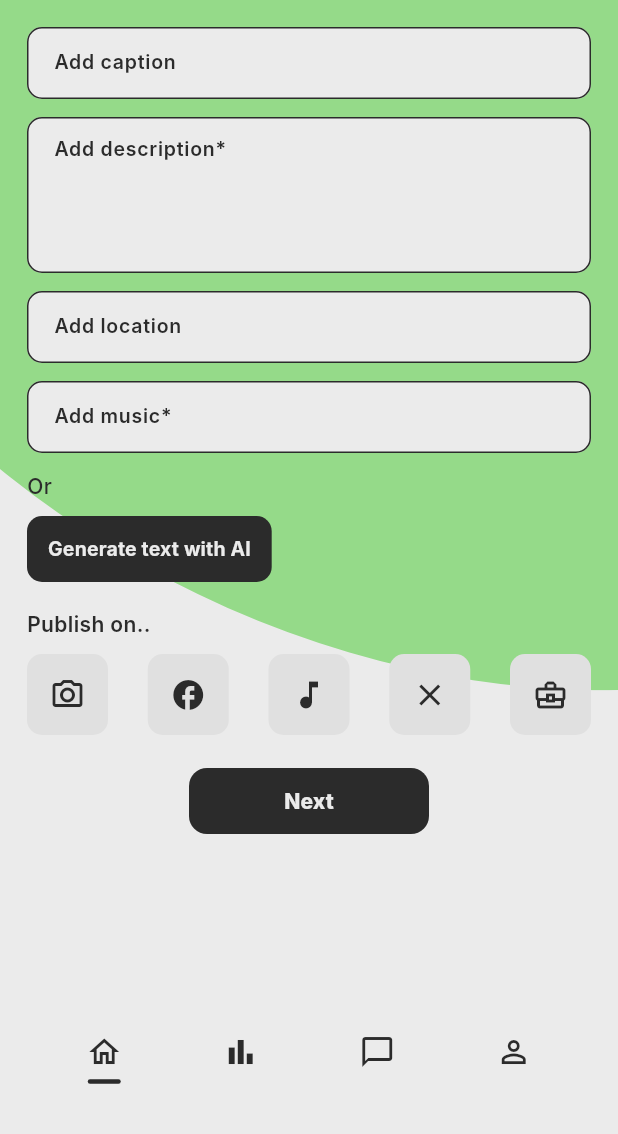
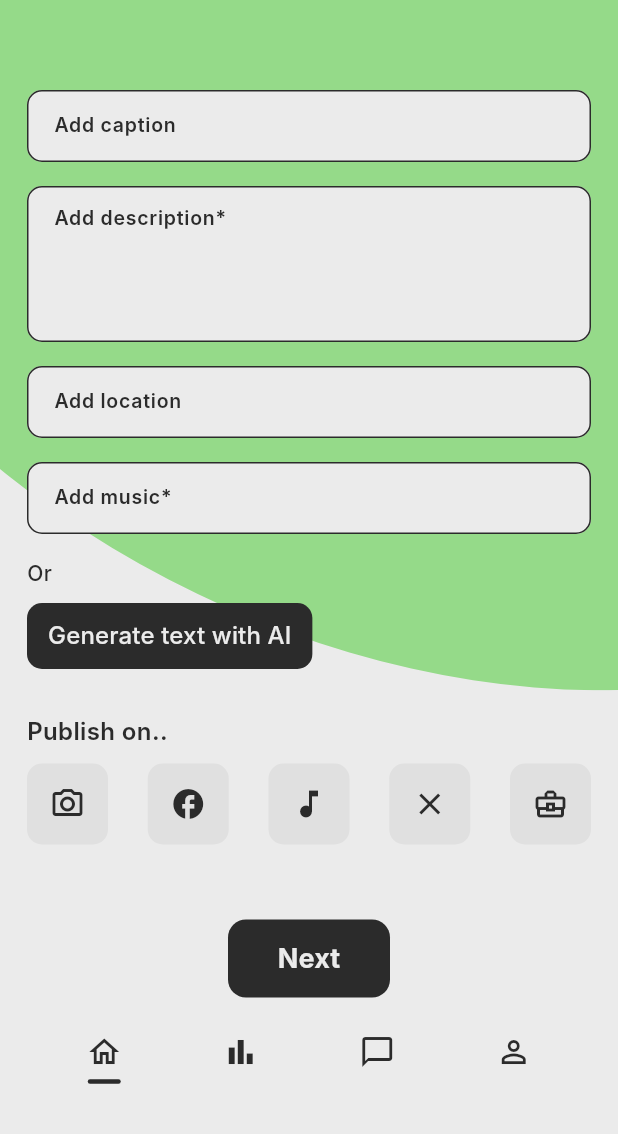
Before and after one commit to fannibarkanyi/COCO, a Flutter app: the PostDetailsPage screen opened directly with empty values, on a phone screen of 412 x 824 dp, the part 102-1236 px from its top. Run offline on Flutter 3.47's test engine with Material 3 defaults, Android fonts, the phone set to English and light mode, and no system bars; our stand-ins replace cloud_firestore, firebase_core, firebase_storage, flutter_svg, image_picker; missing offline and left inert: firebase_app_check; accounts and stored records are empty; Roboto replaces fonts that are missing (Inter).

Commit message:
added design

```diff
--- a/lib/pages/creating_page.dart
+++ b/lib/pages/creating_page.dart
@@ -299,7 +299,7 @@ Future<void> _pickFromGallery() async {
                         ),
                       ),
 
-                      const SizedBox(height: 14),
+                      // const SizedBox(height: 3),
 
                       // Buttons
                       Padding(
@@ -322,7 +322,7 @@ Future<void> _pickFromGallery() async {
                                 child: const Text(
                                   "Skip",
                                   style: TextStyle(
-                                    fontSize: 14,
+                                    fontSize: 18,
                                     fontWeight: FontWeight.w700,
                                     fontFamily: "Inter",
                                   ),
@@ -350,7 +350,7 @@ Future<void> _pickFromGallery() async {
                                 child: const Text(
                                   "Next",
                                   style: TextStyle(
-                                    fontSize: 14,
+                                    fontSize: 18,
                                     fontWeight: FontWeight.w700,
                                     fontFamily: "Inter",
                                   ),
--- a/lib/pages/post_details.dart
+++ b/lib/pages/post_details.dart
@@ -1,3 +1,5 @@
+// ignore_for_file: unused_local_variable
+
 import 'package:flutter/material.dart';
 import 'package:flutter_svg/flutter_svg.dart';
 
@@ -125,28 +127,28 @@ class _PostDetailsPageState extends State<PostDetailsPage> {
                     ],
                   ),
 
-                  const SizedBox(height: 18),
+                  const SizedBox(height: 60),
 
                   _InputField(
                     controller: captionCtrl,
                     hint: "Add caption",
                     maxLines: 1,
                   ),
-                  const SizedBox(height: 12),
+                  const SizedBox(height: 16),
 
                   _InputField(
                     controller: descCtrl,
                     hint: "Add description*",
                     maxLines: 4,
                   ),
-                  const SizedBox(height: 12),
+                  const SizedBox(height: 16),
 
                   _InputField(
                     controller: locationCtrl,
                     hint: "Add location",
                     maxLines: 1,
                   ),
-                  const SizedBox(height: 12),
+                  const SizedBox(height: 16),
 
                   _InputField(
                     controller: musicCtrl,
@@ -154,7 +156,7 @@ class _PostDetailsPageState extends State<PostDetailsPage> {
                     maxLines: 1,
                   ),
 
-                  const SizedBox(height: 12),
+                  const SizedBox(height: 16),
                   const Text(
                     "Or",
                     style: TextStyle(
@@ -183,20 +185,20 @@ class _PostDetailsPageState extends State<PostDetailsPage> {
                       child: const Text(
                         "Generate text with AI",
                         style: TextStyle(
-                          fontSize: 13,
-                          fontWeight: FontWeight.w700,
+                          fontSize: 16,
+                          fontWeight: FontWeight.w500,
                           fontFamily: "Inter",
                         ),
                       ),
                     ),
                   ),
 
-                  const SizedBox(height: 18),
+                  const SizedBox(height: 30),
 
                   const Text(
                     "Publish on..",
                     style: TextStyle(
-                      fontSize: 14,
+                      fontSize: 16,
                       fontWeight: FontWeight.w600,
                       fontFamily: "Inter",
                       color: dark,
@@ -242,13 +244,13 @@ class _PostDetailsPageState extends State<PostDetailsPage> {
                     ],
                   ),
 
-                  const SizedBox(height: 22),
+                  const SizedBox(height: 50),
 
                   // NEXT BUTTON
                   Center(
                     child: SizedBox(
-                      width: mathMin(160.0, w * 0.46),
-                      height: 44,
+                      width: 108,
+                      height: 52,
                       child: ElevatedButton(
                         onPressed: () {
                           Navigator.push(
@@ -277,18 +279,14 @@ class _PostDetailsPageState extends State<PostDetailsPage> {
                         child: const Text(
                           "Next",
                           style: TextStyle(
-                            fontSize: 14,
-                            fontWeight: FontWeight.w800,
+                            fontSize: 18,
+                            fontWeight: FontWeight.w700,
                             fontFamily: "Inter",
                           ),
                         ),
                       ),
                     ),
                   ),
-
-
-                  // a little extra so it feels like the mock (big airy bottom)
-                  SizedBox(height: h * 0.04),
                 ],
               ),
             ),
```
Also changed, not shown: lib/pages/post_preview.dart (+8 -8 lines), lib/pages/profile_page.dart (+12 -12 lines).
